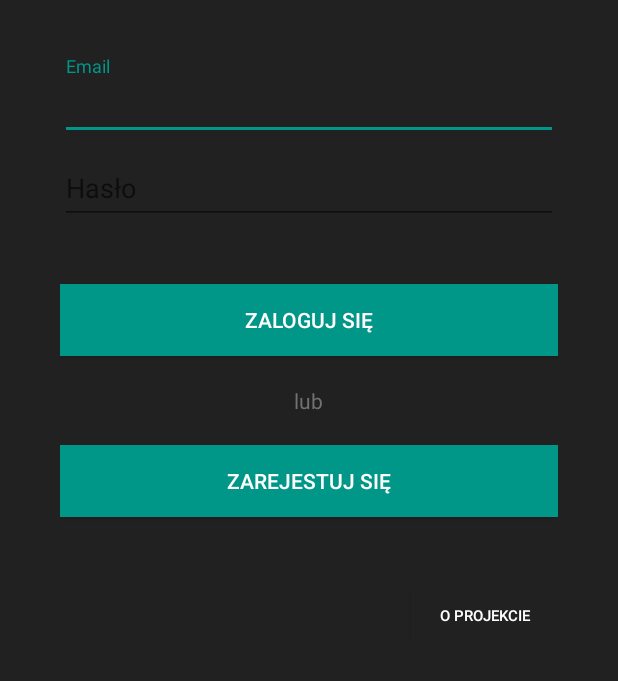
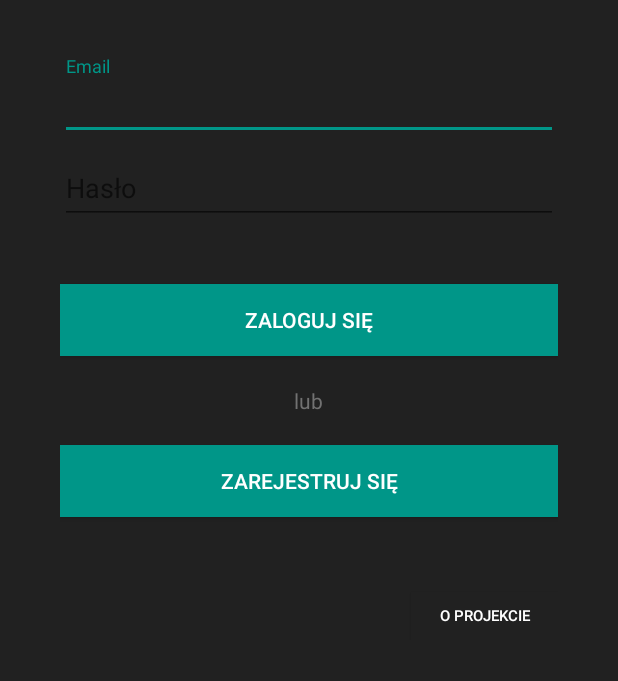
Before and after one commit to impresyjna/mkufunzi-android, an Android app: the screen it shows after launch (Login), on a phone screen of 412 x 824 dp, the part 118-799 px from its top. Run offline under Robolectric (Android 15) with nearby library versions, the phone set to English and light mode, and no system bars; libraries missing offline, so code that uses them is left out: com.activeandroid, com.activeandroid.query; 1 statement that could not run was skipped.

Commit message:
Label repair

```diff
--- a/app/src/main/res/layout/activity_login.xml
+++ b/app/src/main/res/layout/activity_login.xml
@@ -94,7 +94,7 @@
             <Button android:id="@+id/btn_register"
                 android:layout_width="fill_parent"
                 android:layout_height="wrap_content"
-                android:text="Zarejestuj się"
+                android:text="Zarejestruj się"
                 android:background="#009688"
                 android:layout_marginTop="20dp"
                 android:textColor="@android:color/white"
```
